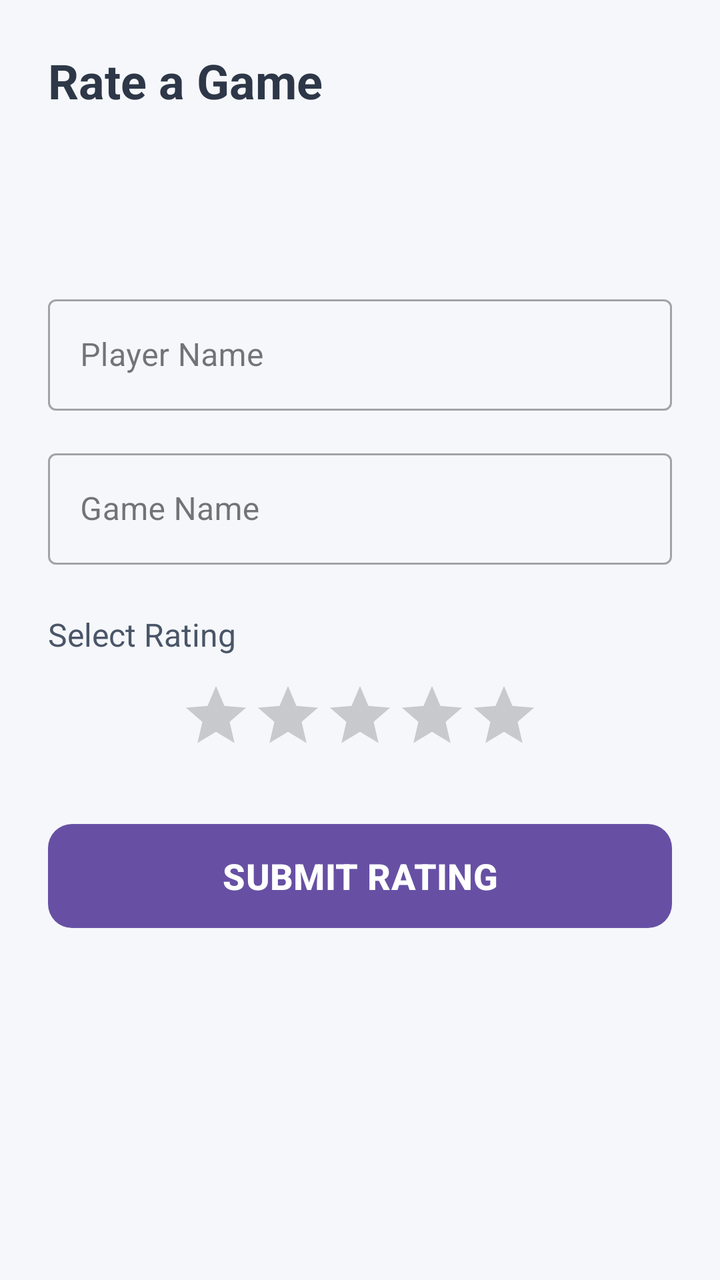
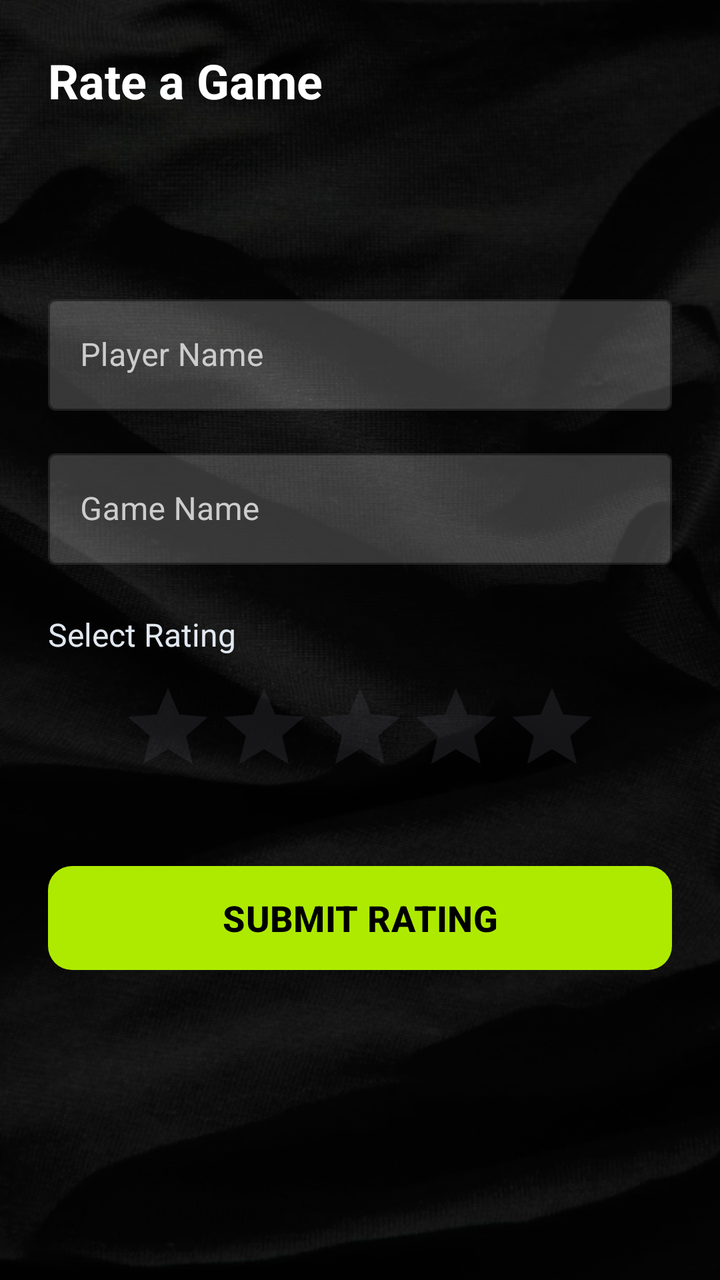

The first picture is an Android layout as it rendered before a commit; the second is the same layout after the commit. The layout source and the unified diff follow.
<!-- AndroidManifest.xml: application theme Theme.MyApplication -->
<!-- res/layout/activity_rate.xml -->
<?xml version="1.0" encoding="utf-8"?>

<LinearLayout xmlns:android="http://schemas.android.com/apk/res/android"
    xmlns:app="http://schemas.android.com/apk/res-auto"
    android:layout_width="match_parent"
    android:layout_height="match_parent"
    android:orientation="vertical"
    android:padding="24dp"
    android:background="#F5F7FA">

    <TextView
        android:layout_width="wrap_content"
        android:layout_height="wrap_content"
        android:text="Rate a Game"
        android:textSize="24sp"
        android:textStyle="bold"
        android:textColor="#2D3748"
        android:layout_marginBottom="24dp"/>

    <com.google.android.material.textfield.TextInputLayout
        android:layout_width="match_parent"
        android:layout_height="wrap_content"
        android:hint="Player Name"
        style="@style/Widget.MaterialComponents.TextInputLayout.OutlinedBox"
        android:layout_marginTop="64dp"
        android:layout_marginBottom="16dp">
        <com.google.android.material.textfield.TextInputEditText
            android:id="@+id/et_player_name"
            android:layout_width="match_parent"
            android:layout_height="wrap_content"/>
    </com.google.android.material.textfield.TextInputLayout>

    <com.google.android.material.textfield.TextInputLayout
        android:layout_width="match_parent"
        android:layout_height="wrap_content"
        android:hint="Game Name"
        style="@style/Widget.MaterialComponents.TextInputLayout.OutlinedBox"
        android:layout_marginBottom="24dp">
        <com.google.android.material.textfield.TextInputEditText
            android:id="@+id/et_game_name"
            android:layout_width="match_parent"
            android:layout_height="wrap_content"/>
    </com.google.android.material.textfield.TextInputLayout>

    <TextView
        android:layout_width="wrap_content"
        android:layout_height="wrap_content"
        android:text="Select Rating"
        android:textSize="16sp"
        android:textColor="#4A5568"
        android:layout_marginBottom="12dp"/>

    <RatingBar
        android:id="@+id/rating_bar"
        android:layout_width="wrap_content"
        android:layout_height="wrap_content"
        android:numStars="5"
        android:stepSize="1.0"
        android:layout_gravity="center_horizontal"
        android:layout_marginBottom="32dp"
        style="?android:attr/ratingBarStyleIndicator"
        android:isIndicator="false"/>

    <com.google.android.material.button.MaterialButton
        android:id="@+id/btn_submit_rate"
        android:layout_width="match_parent"
        android:layout_height="60dp"
        android:text="SUBMIT RATING"
        app:cornerRadius="12dp"
        android:textSize="18sp"
        android:textStyle="bold"/>

    <ProgressBar
        android:id="@+id/progress_bar"
        android:layout_width="wrap_content"
        android:layout_height="wrap_content"
        android:layout_gravity="center"
        android:layout_marginTop="24dp"
        android:visibility="gone"/>

</LinearLayout>
<!-- resources referenced by this layout -->
<resources>
  <style name="Theme.MyApplication" parent="Base.Theme.MyApplication" />
  <style name="Base.Theme.MyApplication" parent="Theme.Material3.DayNight.NoActionBar">
          
          
      </style>
</resources>

<!-- the commit's change to res/layout/activity_rate.xml (unified diff, before → after) -->
@@ -6,7 +6,7 @@
     android:layout_height="match_parent"
     android:orientation="vertical"
     android:padding="24dp"
-    android:background="#F5F7FA">
+    android:background="@null">
 
     <TextView
         android:layout_width="wrap_content"
@@ -14,7 +14,7 @@
         android:text="Rate a Game"
         android:textSize="24sp"
         android:textStyle="bold"
-        android:textColor="#2D3748"
+        android:textColor="#FFFFFF"
         android:layout_marginBottom="24dp"/>
 
     <com.google.android.material.textfield.TextInputLayout
@@ -23,11 +23,16 @@
         android:hint="Player Name"
         style="@style/Widget.MaterialComponents.TextInputLayout.OutlinedBox"
         android:layout_marginTop="64dp"
-        android:layout_marginBottom="16dp">
+        android:layout_marginBottom="16dp"
+        android:textColorHint="#CCCCCC"
+        app:boxStrokeColor="@color/lime"
+        app:hintTextColor="@color/lime"
+        app:boxBackgroundColor="@color/glass_input">
         <com.google.android.material.textfield.TextInputEditText
             android:id="@+id/et_player_name"
             android:layout_width="match_parent"
-            android:layout_height="wrap_content"/>
+            android:layout_height="wrap_content"
+            android:textColor="@color/white"/>
     </com.google.android.material.textfield.TextInputLayout>
 
     <com.google.android.material.textfield.TextInputLayout
@@ -35,11 +40,16 @@
         android:layout_height="wrap_content"
         android:hint="Game Name"
         style="@style/Widget.MaterialComponents.TextInputLayout.OutlinedBox"
-        android:layout_marginBottom="24dp">
+        android:layout_marginBottom="24dp"
+        android:textColorHint="#CCCCCC"
+        app:boxStrokeColor="@color/lime"
+        app:hintTextColor="@color/lime"
+        app:boxBackgroundColor="@color/glass_input">
         <com.google.android.material.textfield.TextInputEditText
             android:id="@+id/et_game_name"
             android:layout_width="match_parent"
-            android:layout_height="wrap_content"/>
+            android:layout_height="wrap_content"
+            android:textColor="@color/white"/>
     </com.google.android.material.textfield.TextInputLayout>
 
     <TextView
@@ -47,7 +57,7 @@
         android:layout_height="wrap_content"
         android:text="Select Rating"
         android:textSize="16sp"
-        android:textColor="#4A5568"
+        android:textColor="#E2E8F0"
         android:layout_marginBottom="12dp"/>
 
     <RatingBar
@@ -58,7 +68,8 @@
         android:stepSize="1.0"
         android:layout_gravity="center_horizontal"
         android:layout_marginBottom="32dp"
-        style="?android:attr/ratingBarStyleIndicator"
+        style="@android:style/Widget.Material.RatingBar"
+        android:progressTint="@color/lime"
         android:isIndicator="false"/>
 
     <com.google.android.material.button.MaterialButton
@@ -68,7 +79,9 @@
         android:text="SUBMIT RATING"
         app:cornerRadius="12dp"
         android:textSize="18sp"
-        android:textStyle="bold"/>
+        android:textStyle="bold"
+        android:textColor="@color/black"
+        app:backgroundTint="@color/lime"/>
 
     <ProgressBar
         android:id="@+id/progress_bar"
@@ -76,6 +89,7 @@
         android:layout_height="wrap_content"
         android:layout_gravity="center"
         android:layout_marginTop="24dp"
-        android:visibility="gone"/>
+        android:visibility="gone"
+        android:indeterminateTint="@color/lime"/>
 
 </LinearLayout>
<!-- resource entries referenced after the edit -->
@@ -1,9 +1,17 @@
 <!-- resources referenced by this layout -->
 <resources>
+  <color name="black">#FF000000</color>
+  <color name="glass_input">#33FFFFFF</color>
+  <color name="lime">#AEEA00</color>
+  <color name="white">#FFFFFFFF</color>
   <style name="Theme.MyApplication" parent="Base.Theme.MyApplication" />
   <style name="Base.Theme.MyApplication" parent="Theme.Material3.DayNight.NoActionBar">
           
           
+          <item name="android:windowBackground">@drawable/app_background</item>
+          <item name="android:windowTranslucentStatus">true</item>
+          <item name="android:windowTranslucentNavigation">true</item>
       </style>
+  <!-- drawable app_background: png bitmap (drawable, 230819 bytes) -->
 </resources>
 
